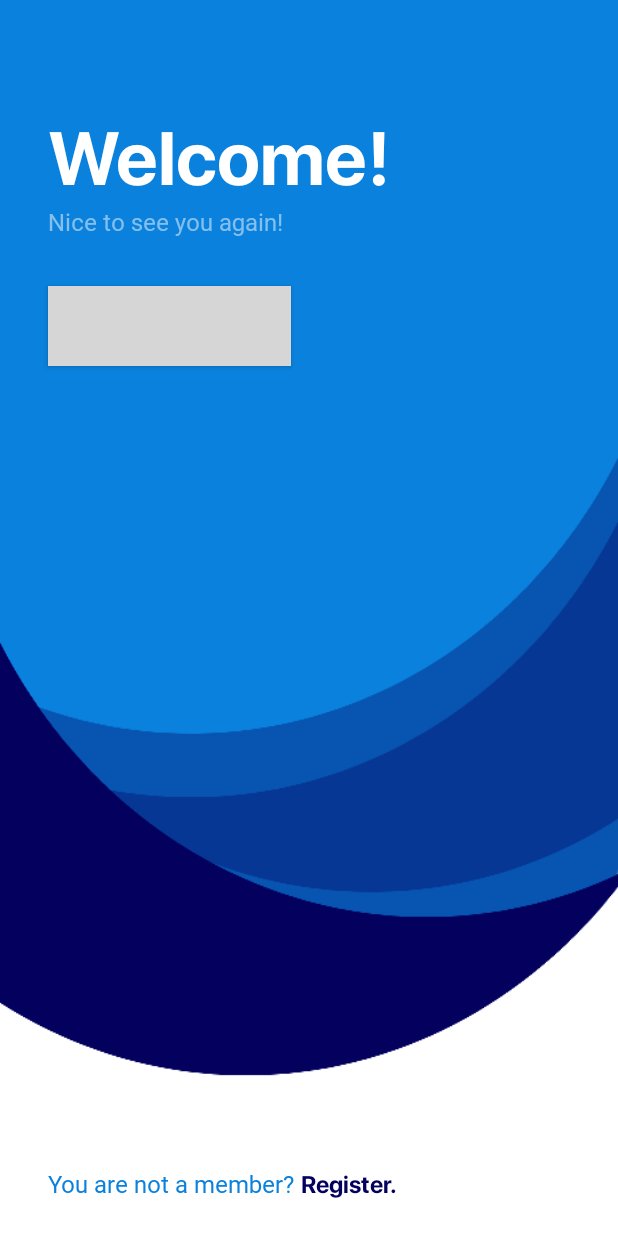
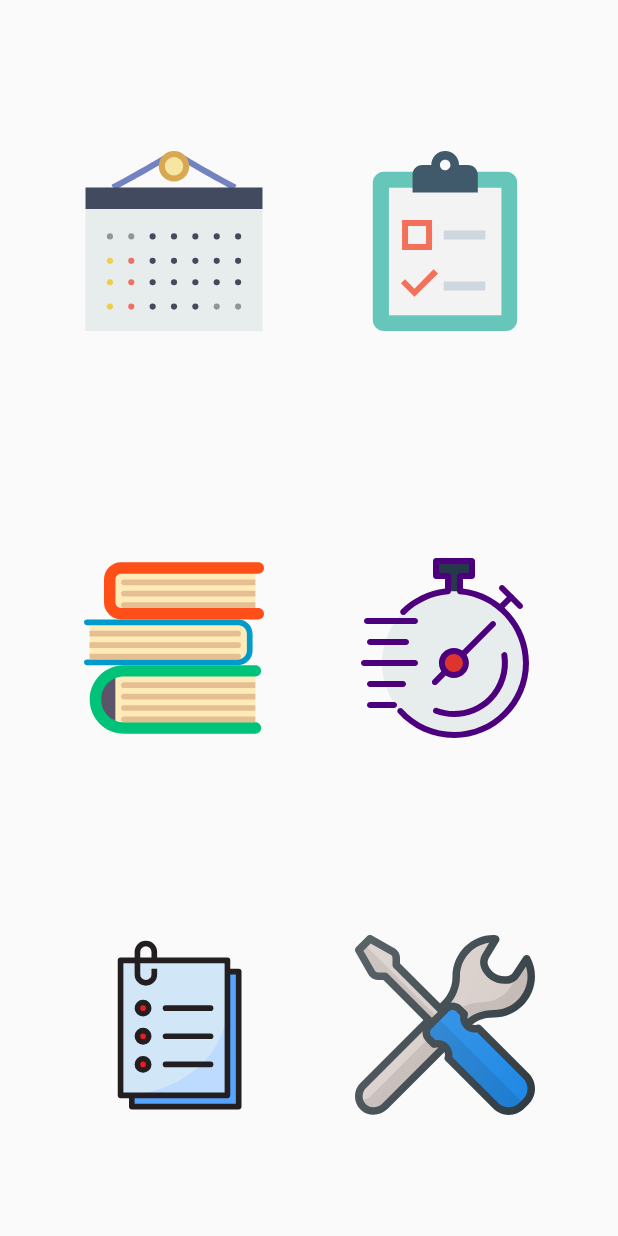
Before and after one commit to JDamianCabello/Agenda-de-estudio, an Android app: the fragment DashboardFragment placed in its activity, on a phone screen of 412 x 824 dp. Run offline under Robolectric (Android 15) with nearby library versions, the phone set to English and light mode, and no system bars; grey boxes are pictures that could not be loaded.

Commit message:
Añadido sharedpreferences para el login

```diff
--- a/app/src/main/AndroidManifest.xml
+++ b/app/src/main/AndroidManifest.xml
@@ -2,7 +2,7 @@
 <manifest xmlns:android="http://schemas.android.com/apk/res/android"
     package="es.jdamiancabello.agendadeestudio">
 
-    <application
+    <application android:name=".ui.FocusApplication"
         android:allowBackup="true"
         android:icon="@mipmap/ic_launcher"
         android:label="@string/app_name"
--- a/app/src/main/java/es/jdamiancabello/agendadeestudio/data/adapter/StudyOrganicerAdapter.java
+++ b/app/src/main/java/es/jdamiancabello/agendadeestudio/data/adapter/StudyOrganicerAdapter.java
@@ -72,6 +72,10 @@ public class StudyOrganicerAdapter extends RecyclerView.Adapter<StudyOrganicerAd
         Collections.sort(studyOrganicerList, comparator) ;
     }
 
+    public void sortByName() {
+        studyOrganicerList.sort(new StudyOrganicer.IdSort());
+    }
+
     public interface OnManageStudyOrganicerListener{
         void onDeleteStudyOrganicerListener(StudyOrganicer studyOrganicer);
         void onAddorEditStudyOrganicerListener(StudyOrganicer studyOrganicer);
--- a/app/src/main/java/es/jdamiancabello/agendadeestudio/data/model/User.java
+++ b/app/src/main/java/es/jdamiancabello/agendadeestudio/data/model/User.java
@@ -3,6 +3,9 @@ package es.jdamiancabello.agendadeestudio.data.model;
 import java.util.concurrent.atomic.AtomicInteger;
 
 public class User {
+    public static final String userKey = "username";
+    public static final String passwordKey = "password";
+
     private static final AtomicInteger count = new AtomicInteger(0);
     private final int idUser;
     private String userName;
--- a/app/src/main/java/es/jdamiancabello/agendadeestudio/data/repository/UserRepository.java
+++ b/app/src/main/java/es/jdamiancabello/agendadeestudio/data/repository/UserRepository.java
@@ -51,4 +51,12 @@ public class UserRepository {
         return true;
     }
 
+    public User getUser(String user, String pass) {
+        for(User u : userList){
+            if(u.getEmail().equals(user) && u.getPassword().equals(pass)
+            || u.getUserName().equals(user) && u.getPassword().equals(pass))
+                return u;
+        }
+        return null;
+    }
 }
--- a/app/src/main/java/es/jdamiancabello/agendadeestudio/ui/DashboardFragment.java
+++ b/app/src/main/java/es/jdamiancabello/agendadeestudio/ui/DashboardFragment.java
@@ -2,6 +2,7 @@ package es.jdamiancabello.agendadeestudio.ui;
 
 import androidx.annotation.NonNull;
 import androidx.annotation.Nullable;
+import androidx.appcompat.app.AppCompatActivity;
 import androidx.fragment.app.Fragment;
 
 import android.content.Context;
@@ -81,6 +82,7 @@ public class DashboardFragment extends Fragment {
             }
         });
 
+        ((AppCompatActivity)getActivity()).getSupportActionBar().hide();
     }
 
     @Override
--- /dev/null
+++ b/app/src/main/java/es/jdamiancabello/agendadeestudio/ui/FocusApplication.java
@@ -0,0 +1,29 @@
+package es.jdamiancabello.agendadeestudio.ui;
+
+import android.app.Application;
+import android.content.Context;
+
+import es.jdamiancabello.agendadeestudio.data.model.User;
+
+public class FocusApplication extends Application {
+    static Context context;
+    public static User user;
+
+    @Override
+    public void onCreate() {
+        super.onCreate();
+        context = getApplicationContext();
+    }
+
+    public static Context getUserContext(){
+        return context;
+    }
+
+    public User getUser() {
+        return user;
+    }
+
+    public static void setUser(User u) {
+        user = u;
+    }
+}
--- a/app/src/main/java/es/jdamiancabello/agendadeestudio/ui/FragmentActivity.java
+++ b/app/src/main/java/es/jdamiancabello/agendadeestudio/ui/FragmentActivity.java
@@ -1,11 +1,14 @@
 package es.jdamiancabello.agendadeestudio.ui;
 
 import androidx.appcompat.app.AppCompatActivity;
+import androidx.appcompat.widget.Toolbar;
 import androidx.fragment.app.Fragment;
 import androidx.fragment.app.FragmentTransaction;
 
+import android.content.SharedPreferences;
 import android.os.Bundle;
 import android.widget.Toast;
+
 
 import es.jdamiancabello.agendadeestudio.R;
 import es.jdamiancabello.agendadeestudio.data.model.Note;
@@ -26,7 +29,9 @@ import es.jdamiancabello.agendadeestudio.ui.studyorganicer.StudyOrganicerView;
 import es.jdamiancabello.agendadeestudio.ui.subjets.SubjectListContract;
 import es.jdamiancabello.agendadeestudio.ui.subjets.SubjectListFragment;
 import es.jdamiancabello.agendadeestudio.ui.subjets.SubjectListPresenter;
+import es.jdamiancabello.agendadeestudio.ui.welcome.WelcomeContract;
 import es.jdamiancabello.agendadeestudio.ui.welcome.WelcomeFragment;
+import es.jdamiancabello.agendadeestudio.ui.welcome.WelcomePresenter;
 
 public class FragmentActivity extends AppCompatActivity implements
         SubjectListFragment.onSubjectListListener,
@@ -36,8 +41,10 @@ public class FragmentActivity extends AppCompatActivity implements
         StudyOrganicerManageView.OnSaveStudyOrganicerManageView,
         WelcomeFragment.OnWelcomeListener,
         NotesListFragment.OnFragmentInteractionListener{
+    private Toolbar toolbar;
 
     private Fragment welcomeFragment;
+    private WelcomePresenter welcomePresenter;
 
     private Fragment subjectList;
     private SubjectListPresenter subjectListPresenter;
@@ -63,10 +70,19 @@ public class FragmentActivity extends AppCompatActivity implements
     protected void onCreate(Bundle savedInstanceState) {
         super.onCreate(savedInstanceState);
         setContentView(R.layout.activity_fragment);
+        toolbar = findViewById(R.id.toolbar);
+        setSupportActionBar(toolbar);
+        showWelcome();
+    }
+
+    private void showWelcome() {
         welcomeFragment = WelcomeFragment.newInstance();
         FragmentTransaction fragmentTransaction = getSupportFragmentManager().beginTransaction();
-        fragmentTransaction.add(android.R.id.content,welcomeFragment,WelcomeFragment.TAG);
+        fragmentTransaction.add(R.id.content,welcomeFragment,WelcomeFragment.TAG);
         fragmentTransaction.commit();
+
+        welcomePresenter = new WelcomePresenter((WelcomeContract.view) welcomeFragment);
+        ((WelcomeContract.view) welcomeFragment).setPresenter(welcomePresenter);
     }
 
     @Override
@@ -77,7 +93,7 @@ public class FragmentActivity extends AppCompatActivity implements
 
 
             FragmentTransaction fragmentTransaction = getSupportFragmentManager().beginTransaction();
-            fragmentTransaction.replace(android.R.id.content, subjectList, SubjectListFragment.TAG);
+            fragmentTransaction.replace(R.id.content, subjectList, SubjectListFragment.TAG);
             fragmentTransaction.addToBackStack(DashboardFragment.TAG);
             fragmentTransaction.commit();
         }
@@ -94,7 +110,7 @@ public class FragmentActivity extends AppCompatActivity implements
         if(eventListFragment == null) {
             eventListFragment = StudyOrganicerView.newInstance(null);
             FragmentTransaction fragmentTransaction = getSupportFragmentManager().beginTransaction();
-            fragmentTransaction.replace(android.R.id.content, eventListFragment, StudyOrganicerView.TAG);
+            fragmentTransaction.replace(R.id.content, eventListFragment, StudyOrganicerView.TAG);
             fragmentTransaction.addToBackStack(null);
             fragmentTransaction.commit();
         }
@@ -110,7 +126,13 @@ public class FragmentActivity extends AppCompatActivity implements
 
     @Override
     public void ShowSettingsView() {
-        Toast.makeText(this,"SettingsView is not implemented yet",Toast.LENGTH_SHORT).show();
+        SharedPreferences sharedPreferences = getSharedPreferences(getString(R.string.sharedUserDataLogin),MODE_PRIVATE);
+
+        SharedPreferences.Editor editor = sharedPreferences.edit();
+        editor.clear();
+
+        editor.commit();
+        showWelcome();
     }
 
     @Override
@@ -125,7 +147,7 @@ public class FragmentActivity extends AppCompatActivity implements
         if(notesListFragment == null){
             notesListFragment = NotesListFragment.newInstance();
             getSupportFragmentManager().beginTransaction()
-                    .replace(android.R.id.content,notesListFragment,NotesListFragment.TAG)
+                    .replace(R.id.content,notesListFragment,NotesListFragment.TAG)
                     .addToBackStack(null).commit();
         }
 
@@ -138,7 +160,7 @@ public class FragmentActivity extends AppCompatActivity implements
     public void showHelp() {
         aboutMeFragment = AboutMeFragment.newInstance();
         FragmentTransaction fragmentTransaction = getSupportFragmentManager().beginTransaction();
-        fragmentTransaction.replace(android.R.id.content,aboutMeFragment,AboutMeFragment.TAG);
+        fragmentTransaction.replace(R.id.content,aboutMeFragment,AboutMeFragment.TAG);
         fragmentTransaction.addToBackStack("WelcomeToAboutMe");
         fragmentTransaction.commit();
     }
@@ -147,7 +169,7 @@ public class FragmentActivity extends AppCompatActivity implements
     public void onSuccesLogin() {
         dashboardFragment = DashboardFragment.newInstance();
         FragmentTransaction fragmentTransaction = getSupportFragmentManager().beginTransaction();
-        fragmentTransaction.replace(android.R.id.content,dashboardFragment,DashboardFragment.TAG);
+        fragmentTransaction.replace(R.id.content,dashboardFragment,DashboardFragment.TAG);
         fragmentTransaction.commit();
     }
 
@@ -156,8 +178,8 @@ public class FragmentActivity extends AppCompatActivity implements
     public void showRegister() {
         registerFragment = RegisterFragment.newInstance();
         FragmentTransaction fragmentTransaction = getSupportFragmentManager().beginTransaction();
-        fragmentTransaction.replace(android.R.id.content,registerFragment,RegisterFragment.TAG);
-        fragmentTransaction.addToBackStack("LoginToRegister");
+        fragmentTransaction.replace(R.id.content,registerFragment,RegisterFragment.TAG);
+        fragmentTransaction.addToBackStack(null);
         fragmentTransaction.commit();
     }
 
@@ -175,7 +197,7 @@ public class FragmentActivity extends AppCompatActivity implements
 
             eventManageFragment = StudyOrganicerManageView.newInstance(b);
             FragmentTransaction fragmentTransaction = getSupportFragmentManager().beginTransaction();
-            fragmentTransaction.replace(android.R.id.content,eventManageFragment,StudyOrganicerManageView.TAG);
+            fragmentTransaction.replace(R.id.content,eventManageFragment,StudyOrganicerManageView.TAG);
             fragmentTransaction.addToBackStack(null);
             fragmentTransaction.commit();
         }
@@ -194,7 +216,7 @@ public class FragmentActivity extends AppCompatActivity implements
     public void onSnackBarActionCreateSubject() {
         eventListFragment = StudyOrganicerView.newInstance(null);
         FragmentTransaction fragmentTransaction = getSupportFragmentManager().beginTransaction();
-        fragmentTransaction.replace(android.R.id.content,eventListFragment,StudyOrganicerView.TAG);
+        fragmentTransaction.replace(R.id.content,eventListFragment,StudyOrganicerView.TAG);
         fragmentTransaction.addToBackStack(null);
         fragmentTransaction.commit();
 
@@ -211,7 +233,7 @@ public class FragmentActivity extends AppCompatActivity implements
     public void onGoLogin() {
         loginFragment = LoginFragment.newInstance();
         FragmentTransaction fragmentTransaction = getSupportFragmentManager().beginTransaction();
-        fragmentTransaction.replace(android.R.id.content,loginFragment,LoginFragment.TAG);
+        fragmentTransaction.replace(R.id.content,loginFragment,LoginFragment.TAG);
         fragmentTransaction.addToBackStack("WelcomeToLogin");
         fragmentTransaction.commit();
 
@@ -223,9 +245,14 @@ public class FragmentActivity extends AppCompatActivity implements
     public void onGoRegister() {
         registerFragment = RegisterFragment.newInstance();
         FragmentTransaction fragmentTransaction = getSupportFragmentManager().beginTransaction();
-        fragmentTransaction.replace(android.R.id.content,registerFragment,RegisterFragment.TAG);
+        fragmentTransaction.replace(R.id.content,registerFragment,RegisterFragment.TAG);
         fragmentTransaction.addToBackStack(null);
         fragmentTransaction.commit();
+    }
+
+    @Override
+    public void onGoDashboard() {
+        onSuccesLogin();
     }
 
     @Override
--- a/app/src/main/java/es/jdamiancabello/agendadeestudio/ui/login/LoginFragment.java
+++ b/app/src/main/java/es/jdamiancabello/agendadeestudio/ui/login/LoginFragment.java
@@ -2,6 +2,7 @@ package es.jdamiancabello.agendadeestudio.ui.login;
 
 import androidx.annotation.NonNull;
 import androidx.annotation.Nullable;
+import androidx.appcompat.app.AppCompatActivity;
 import androidx.fragment.app.Fragment;
 
 
@@ -18,6 +19,7 @@ import com.google.android.material.snackbar.Snackbar;
 import com.google.android.material.textfield.TextInputEditText;
 
 import es.jdamiancabello.agendadeestudio.R;
+import es.jdamiancabello.agendadeestudio.utils.CommonUtils;
 
 public class LoginFragment extends Fragment implements LoginContract.View{
     private ImageView ivBack;
@@ -81,6 +83,8 @@ public class LoginFragment extends Fragment implements LoginContract.View{
                 presenter.loginUser(tiedEmail.getText().toString(),tiedPassword.getText().toString());
             }
         });
+
+        ((AppCompatActivity)getActivity()).getSupportActionBar().hide();
     }
 
 
--- a/app/src/main/java/es/jdamiancabello/agendadeestudio/ui/welcome/WelcomeFragment.java
+++ b/app/src/main/java/es/jdamiancabello/agendadeestudio/ui/welcome/WelcomeFragment.java
@@ -2,6 +2,7 @@ package es.jdamiancabello.agendadeestudio.ui.welcome;
 
 import androidx.annotation.NonNull;
 import androidx.annotation.Nullable;
+import androidx.appcompat.app.AppCompatActivity;
 import androidx.fragment.app.Fragment;
 
 import android.content.Context;
@@ -15,7 +16,8 @@ import android.widget.TextView;
 
 import es.jdamiancabello.agendadeestudio.R;
 
-public class WelcomeFragment extends Fragment {
+public class WelcomeFragment extends Fragment implements WelcomeContract.view{
+    WelcomeContract.Presenter presenter;
     private Button btLogin;
     private TextView tvRegister;
 
@@ -32,6 +34,12 @@ public class WelcomeFragment extends Fragment {
     public View onCreateView(@NonNull LayoutInflater inflater, @Nullable ViewGroup container, @Nullable Bundle savedInstanceState) {
         super.onCreateView(inflater, container, savedInstanceState);
         return inflater.inflate(R.layout.activity_welcome, container, false);
+    }
+
+    @Override
+    public void onCreate(@Nullable Bundle savedInstanceState) {
+        super.onCreate(savedInstanceState);
+        presenter.checkUserLogged();
     }
 
     @Override
@@ -52,12 +60,34 @@ public class WelcomeFragment extends Fragment {
                 onWelcomeListener.onGoRegister();
             }
         });
+
+        ((AppCompatActivity)getActivity()).getSupportActionBar().hide();
+    }
+
+    @Override
+    public void onSucess() {
+
+    }
+
+    @Override
+    public void setPresenter(WelcomeContract.Presenter presenter) {
+        this.presenter = presenter;
+    }
+
+    @Override
+    public void showGenericError(String s) {
+
+    }
+
+    @Override
+    public void existUserLogged() {
+        onWelcomeListener.onGoDashboard();
     }
 
     public interface OnWelcomeListener {
         void onGoLogin();
-
         void onGoRegister();
+        void onGoDashboard();
     }
 
     @Override
@@ -75,7 +105,5 @@ public class WelcomeFragment extends Fragment {
     public void onDetach() {
         super.onDetach();
         onWelcomeListener = null;
-
-
     }
 }
--- /dev/null
+++ b/app/src/main/java/es/jdamiancabello/agendadeestudio/ui/welcome/WelcomePresenter.java
@@ -0,0 +1,33 @@
+package es.jdamiancabello.agendadeestudio.ui.welcome;
+
+import android.content.Context;
+import android.content.SharedPreferences;
+
+
+import es.jdamiancabello.agendadeestudio.R;
+import es.jdamiancabello.agendadeestudio.data.model.User;
+import es.jdamiancabello.agendadeestudio.data.repository.UserRepository;
+import es.jdamiancabello.agendadeestudio.ui.FocusApplication;
+
+public class WelcomePresenter implements WelcomeContract.Presenter {
+    WelcomeContract.view view;
+
+    public WelcomePresenter(WelcomeContract.view view) {
+        this.view = view;
+    }
+
+    @Override
+    public void checkUserLogged() {
+        SharedPreferences sharedPreferences = FocusApplication.getUserContext().getSharedPreferences(
+                FocusApplication.getUserContext().getString(R.string.sharedUserDataLogin), Context.MODE_PRIVATE);
+
+        String username = sharedPreferences.getString(User.userKey,"");
+        String password = sharedPreferences.getString(User.passwordKey,"");
+
+        if(UserRepository.getInstance().getUser(username,password) != null) {
+            FocusApplication.setUser(UserRepository.getInstance().getUser(username, password));
+            view.existUserLogged();
+        }
+
+    }
+}
--- a/app/src/main/java/es/jdamiancabello/agendadeestudio/utils/CommonUtils.java
+++ b/app/src/main/java/es/jdamiancabello/agendadeestudio/utils/CommonUtils.java
@@ -1,7 +1,11 @@
 package es.jdamiancabello.agendadeestudio.utils;
+
+import androidx.appcompat.app.AppCompatActivity;
 
 import java.util.regex.Matcher;
 import java.util.regex.Pattern;
+
+import es.jdamiancabello.agendadeestudio.ui.FocusApplication;
 
 /**
  * Estas clases no se pueden heredar por eso se indica que son final
--- a/app/src/main/res/layout/activity_fragment.xml
+++ b/app/src/main/res/layout/activity_fragment.xml
@@ -1,10 +1,24 @@
 <?xml version="1.0" encoding="utf-8"?>
-<FrameLayout xmlns:android="http://schemas.android.com/apk/res/android"
+<LinearLayout xmlns:android="http://schemas.android.com/apk/res/android"
     xmlns:app="http://schemas.android.com/apk/res-auto"
     xmlns:tools="http://schemas.android.com/tools"
-    android:id="@+id/content"
     android:layout_width="match_parent"
     android:layout_height="match_parent"
-    tools:context=".ui.FragmentActivity">
+    tools:context=".ui.FragmentActivity"
+    android:orientation="vertical">
 
-</FrameLayout>
+    <androidx.appcompat.widget.Toolbar
+        android:id="@+id/toolbar"
+        android:layout_width="match_parent"
+        android:layout_height="wrap_content"
+        android:background="?attr/colorPrimary"
+        android:minHeight="?attr/actionBarSize"
+        android:theme="?attr/actionBarTheme" />
+
+    <FrameLayout
+        android:id="@+id/content"
+        android:layout_width="match_parent"
+        android:layout_height="match_parent">
+
+    </FrameLayout>
+</LinearLayout>
--- a/app/src/main/res/values/strings.xml
+++ b/app/src/main/res/values/strings.xml
@@ -29,7 +29,7 @@
 
     <string name="studyOrganicerList_NoEvents">Don\'t have events to show</string>
 
-    <!-- TODO: Remove or change this placeholder text -->
+
     <string name="hello_blank_fragment">Hello blank fragment</string>
     <string name="loadingData">Loading data, please wait...</string>
     <string name="subjectlist_deleteditem">has been deleted</string>
@@ -37,4 +37,5 @@
     <string name="subjectlist_undobuttontext">UNDO</string>
     <string name="subjectlist_restoreditem">has been successfully restored</string>
     <string name="login_wrongLoginText">email or password entered is incorrect . please check</string>
+    <string name="sharedUserDataLogin">sharedUserData</string>
 </resources>
--- a/app/src/main/res/values/styles.xml
+++ b/app/src/main/res/values/styles.xml
@@ -1,7 +1,7 @@
 <resources>
 
     <!-- Base application theme. -->
-    <style name="AppTheme" parent="Theme.AppCompat.Light.DarkActionBar">
+    <style name="AppTheme" parent="Theme.AppCompat.Light.NoActionBar">
         <!-- Customize your theme here. -->
         <item name="colorPrimary">@color/colorPrimary</item>
         <item name="colorPrimaryDark">@color/colorPrimaryDark</item>
```
Also changed, not shown: app/src/main/java/es/jdamiancabello/agendadeestudio/data/model/StudyOrganicer.java (+8 -0 lines), app/src/main/java/es/jdamiancabello/agendadeestudio/ui/login/LoginPresenter.java (+21 -1 lines), app/src/main/java/es/jdamiancabello/agendadeestudio/ui/studyorganicer/StudyOrganicerView.java (+23 -2 lines), app/src/main/java/es/jdamiancabello/agendadeestudio/ui/welcome/WelcomeContract.java (added, +13 -0 lines).
